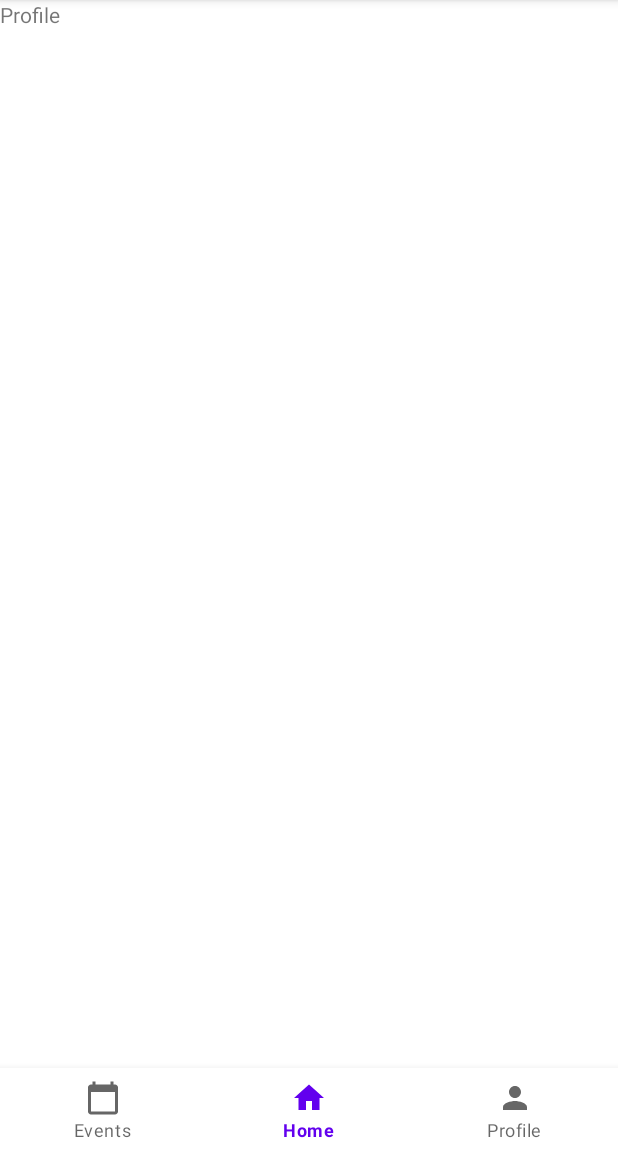
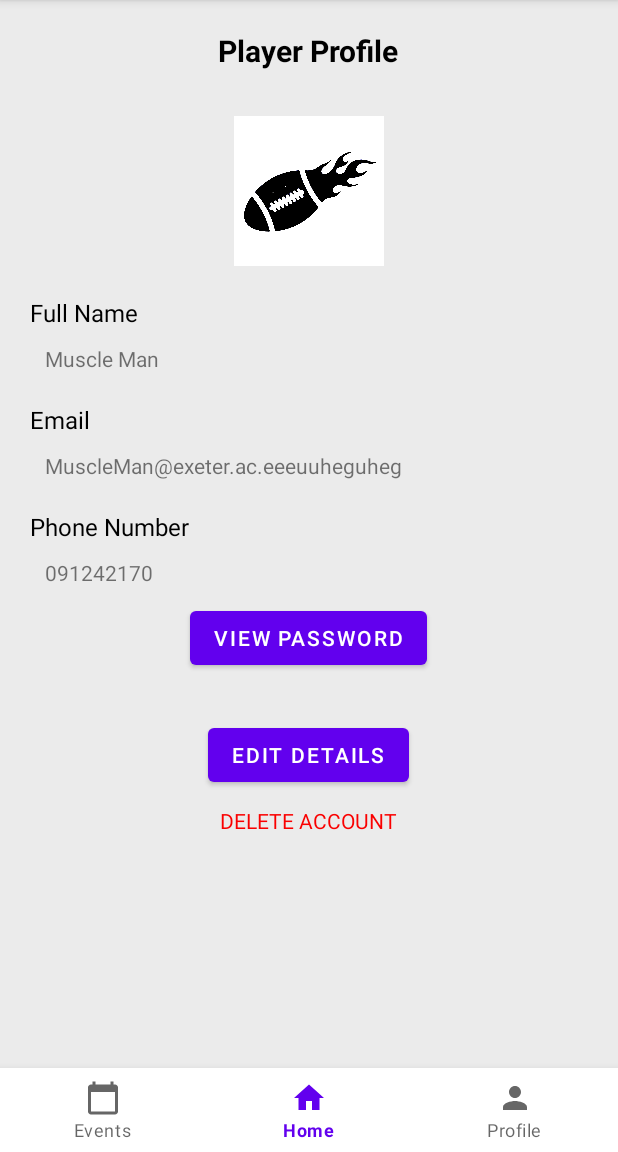
Before and after one commit to MegaBytten/EUTRC-App, an Android app: the fragment ProfileFragment placed in its activity, on a phone screen of 412 x 824 dp, the part 84-1236 px from its top. Run offline under Robolectric (Android 15) with nearby library versions, the phone set to English and light mode, and no system bars; network calls fail; 7 statements that could not run were skipped.

Commit message:
Profile Update (0.1)  - Revamped the entire Profile Page look (ProfileFragment)  - Added 4 image ICONS  - changed DB structure to accommodate players changing their selected ICONS  - successfully reloads icons upon change/app launch!
 TODO:
 - Functionality behind edit details button
 - Functionality behind delete account clickable
 - bug fixing (*ಠ_ಠ;)

```diff
--- a/app/src/main/java/org/megabytten/exetertouchapp/LauncherActivity.java
+++ b/app/src/main/java/org/megabytten/exetertouchapp/LauncherActivity.java
@@ -170,7 +170,7 @@ public class LauncherActivity extends AppCompatActivity {
             }
 
             //User.createInstance(email, firstName, lastName, phoneNumber, password, coach);
-            User.createInstance(email, info[0], info[1], info[2], password, isCoach);
+            User.createInstance(email, info[0], info[1], info[2], password, isCoach, Integer.parseInt(info[4]));
             System.out.println(User.getInstance().getFirstName() + User.getInstance().getLastName());
         }
     }
--- a/app/src/main/java/org/megabytten/exetertouchapp/SignupActivity.java
+++ b/app/src/main/java/org/megabytten/exetertouchapp/SignupActivity.java
@@ -77,7 +77,7 @@ public class SignupActivity extends AppCompatActivity {
             return;
         }
 
-        User.createInstance(email, firstName, lastName, phoneNumber, passwordAttempt1, false);
+        User.createInstance(email, firstName, lastName, phoneNumber, passwordAttempt1, false, 4);
 
         Thread newUserThread = new Thread(() -> { //this is syntax for a lambda function!
             System.out.println("New Thread launched.");
--- a/app/src/main/java/org/megabytten/exetertouchapp/homefragments/ProfileFragment.java
+++ b/app/src/main/java/org/megabytten/exetertouchapp/homefragments/ProfileFragment.java
@@ -1,23 +1,32 @@
 package org.megabytten.exetertouchapp.homefragments;
 
 import android.os.Bundle;
-
-import androidx.fragment.app.Fragment;
-
 import android.view.LayoutInflater;
 import android.view.View;
 import android.view.ViewGroup;
+import android.widget.Button;
+import android.widget.ImageView;
+import android.widget.TextView;
 
+import androidx.fragment.app.Fragment;
+import androidx.fragment.app.FragmentTransaction;
+
+import org.megabytten.exetertouchapp.HomeActivity;
 import org.megabytten.exetertouchapp.R;
+import org.megabytten.exetertouchapp.utils.User;
 
-/**
- * A simple {@link Fragment} subclass.
- * Use the {@link ProfileFragment#newInstance} factory method to
- * create an instance of this fragment.
- */
 public class ProfileFragment extends Fragment {
+//    private static final String ARG_PARAM1 = "param1";
+//    private static final String ARG_PARAM2 = "param2";
+//
+//    private String mParam1;
+//    private String mParam2;
+
 
     private static ProfileFragment profileFragment;
+
+    View view;
+    boolean isPswdHidden = true;
 
     public static ProfileFragment getInstance(){
         if (profileFragment == null){
@@ -27,50 +36,87 @@ public class ProfileFragment extends Fragment {
         return profileFragment;
     }
 
-    // TODO: Rename parameter arguments, choose names that match
-    // the fragment initialization parameters, e.g. ARG_ITEM_NUMBER
-    private static final String ARG_PARAM1 = "param1";
-    private static final String ARG_PARAM2 = "param2";
-
-    // TODO: Rename and change types of parameters
-    private String mParam1;
-    private String mParam2;
-
-    public ProfileFragment() {
-        // Required empty public constructor
-    }
-
-    /**
-     * Use this factory method to create a new instance of
-     * this fragment using the provided parameters.
-     *
-     * @param param1 Parameter 1.
-     * @param param2 Parameter 2.
-     * @return A new instance of fragment ProfileFragment.
-     */
-    // TODO: Rename and change types and number of parameters
-    public static ProfileFragment newInstance(String param1, String param2) {
-        ProfileFragment fragment = new ProfileFragment();
-        Bundle args = new Bundle();
-        args.putString(ARG_PARAM1, param1);
-        args.putString(ARG_PARAM2, param2);
-        fragment.setArguments(args);
-        return fragment;
-    }
-
     @Override
     public void onCreate(Bundle savedInstanceState) {
         super.onCreate(savedInstanceState);
         if (getArguments() != null) {
-            mParam1 = getArguments().getString(ARG_PARAM1);
-            mParam2 = getArguments().getString(ARG_PARAM2);
+//            mParam1 = getArguments().getString(ARG_PARAM1);
+//            mParam2 = getArguments().getString(ARG_PARAM2);
         }
     }
 
     @Override
-    public View onCreateView(LayoutInflater inflater, ViewGroup container,
-                             Bundle savedInstanceState) {
-        // Inflate the layout for this fragment
-        return inflater.inflate(R.layout.fragment_profile, container, false);
+    public View onCreateView(LayoutInflater inflater, ViewGroup container, Bundle savedInstanceState) {
+        view = inflater.inflate(R.layout.fragment_profile, container, false);
+
+        //update all UI features
+
+        TextView userTxt = view.findViewById(R.id.userTxt);
+        if (User.getInstance().isCoach()){
+            userTxt.setText("Coach Profile");
+        } else {
+            userTxt.setText("Player Profile");
+        }
+
+        ImageView imageView = view.findViewById(R.id.imageView);
+        try {
+            if (User.getInstance().getIcon() == 1){
+                imageView.setImageResource(R.drawable.user_icon_1);
+            } else if (User.getInstance().getIcon() == 2){
+                imageView.setImageResource(R.drawable.user_icon_2);
+            } else if (User.getInstance().getIcon() == 3){
+                imageView.setImageResource(R.drawable.user_icon_3);
+            }  else if (User.getInstance().getIcon() == 4){
+                imageView.setImageResource(R.drawable.user_icon_4);
+            } else {
+                throw new Exception("No image for that icon int!");
+            }
+        } catch (Exception e) {
+            e.printStackTrace();
+        }
+        imageView.setOnClickListener((v) -> {
+            FragmentTransaction fragmentTransaction = getActivity().getSupportFragmentManager().beginTransaction();
+            HomeActivity.replaceFragmentExternal(fragmentTransaction, new UpdateIconFragment());
+        });
+
+        TextView nameTxt = view.findViewById(R.id.nameTxt);
+        nameTxt.setText(User.getInstance().getFirstName() + " " + User.getInstance().getLastName());
+
+        TextView emailTxt = view.findViewById(R.id.emailTxt);
+        emailTxt.setText(User.getInstance().getEmail());
+
+        TextView phoneNumberTxt = view.findViewById(R.id.phoneNumberTxt);
+        phoneNumberTxt.setText(User.getInstance().getPhoneNumber());
+
+        Button viewPswdBtn = view.findViewById(R.id.viewPswdBtn);
+        viewPswdBtn.setOnClickListener((v) -> {
+            TextView passwordTitle = view.findViewById(R.id.passwordTitle);
+            TextView passwordTxt = view.findViewById(R.id.passwordTxt);
+            if (isPswdHidden){
+                passwordTitle.setVisibility(View.VISIBLE);
+                passwordTxt.setVisibility(View.VISIBLE);
+                viewPswdBtn.setText("Hide Password");
+                isPswdHidden = false;
+            } else {
+                passwordTitle.setVisibility(View.GONE);
+                passwordTxt.setVisibility(View.GONE);
+                viewPswdBtn.setText("View Password");
+                isPswdHidden = true;
+            }
+        });
+
+        Button changePswdBtn = view.findViewById(R.id.editDetails);
+        changePswdBtn.setOnClickListener((v) -> {
+            // TODO: 4/8/22 Functionality!
+            //do change password stuff.
+        });
+
+        TextView deleteAccount = view.findViewById(R.id.deleteAccount);
+        deleteAccount.setOnClickListener((v) -> {
+            // TODO: 4/8/22 functionality!
+            //do delete acc stuffs
+        });
+
+        return view;
     }
 }
--- a/app/src/main/res/layout/fragment_profile.xml
+++ b/app/src/main/res/layout/fragment_profile.xml
@@ -1,21 +1,129 @@
 <?xml version="1.0" encoding="utf-8"?>
-<FrameLayout xmlns:android="http://schemas.android.com/apk/res/android"
+<LinearLayout xmlns:android="http://schemas.android.com/apk/res/android"
+    xmlns:app="http://schemas.android.com/apk/res-auto"
     xmlns:tools="http://schemas.android.com/tools"
     android:layout_width="match_parent"
     android:layout_height="match_parent"
-    tools:context=".homefragments.ProfileFragment">
+    tools:context=".homefragments.ProfileFragment"
+    android:padding="20dp"
+    android:orientation="vertical"
+    android:background="#EBEBEB">
 
-    <RelativeLayout
-        android:layout_width="match_parent"
-        android:layout_height="match_parent">
+    <TextView
+        android:id="@+id/userTxt"
+        android:layout_width="wrap_content"
+        android:layout_height="wrap_content"
+        android:layout_gravity="center"
+        android:text="Profile"
+        android:textAlignment="center"
+        android:textColor="@color/black"
+        android:textSize="20dp"
+        android:textStyle="bold"
+        android:layout_marginBottom="10dp"/>
 
-        <!-- TODO: Update blank fragment layout -->
-        <TextView
-            android:layout_width="match_parent"
-            android:layout_height="match_parent"
-            android:layout_centerInParent="true"
-            android:text="Profile" />
+    <ImageView
+        android:id="@+id/imageView"
+        android:layout_marginTop="20dp"
+        android:layout_gravity="center"
+        android:layout_width="100dp"
+        android:layout_height="100dp"
+        tools:src="@drawable/user_icon_4"
+        app:srcCompat="@drawable/user_icon_4"
+        android:clickable="true"/>
 
-    </RelativeLayout>
+    <TextView
+        android:layout_width="wrap_content"
+        android:layout_height="wrap_content"
+        android:layout_marginTop="20dp"
+        android:textSize="16dp"
+        android:textColor="@color/black"
+        android:text="Full Name"/>
+    <TextView
+        android:id="@+id/nameTxt"
+        android:layout_width="wrap_content"
+        android:layout_height="wrap_content"
+        android:layout_marginTop="10dp"
+        android:layout_marginLeft="10dp"
+        android:text="Muscle Man"/>
 
-</FrameLayout>
+
+    <TextView
+        android:layout_width="wrap_content"
+        android:layout_height="wrap_content"
+        android:layout_marginTop="20dp"
+        android:textSize="16dp"
+        android:textColor="@color/black"
+        android:text="Email"/>
+    <TextView
+        android:id="@+id/emailTxt"
+        android:layout_width="wrap_content"
+        android:layout_height="wrap_content"
+        android:layout_marginTop="10dp"
+        android:layout_marginLeft="10dp"
+        android:text="MuscleMan@exeter.ac.eeeuuheguheg"/>
+
+
+    <TextView
+        android:layout_width="wrap_content"
+        android:layout_height="wrap_content"
+        android:layout_marginTop="20dp"
+        android:textSize="16dp"
+        android:textColor="@color/black"
+        android:text="Phone Number"/>
+    <TextView
+        android:id="@+id/phoneNumberTxt"
+        android:layout_width="wrap_content"
+        android:layout_height="wrap_content"
+        android:layout_marginTop="10dp"
+        android:layout_marginLeft="10dp"
+        android:text="091242170"/>
+
+    <TextView
+        android:id="@+id/passwordTitle"
+        android:layout_width="wrap_content"
+        android:layout_height="wrap_content"
+        android:layout_marginTop="20dp"
+        android:textSize="16dp"
+        android:textColor="@color/black"
+        android:text="Password"
+        android:visibility="gone"/>
+    <TextView
+        android:id="@+id/passwordTxt"
+        android:layout_width="wrap_content"
+        android:layout_height="wrap_content"
+        android:layout_marginTop="10dp"
+        android:layout_marginLeft="10dp"
+        android:text=":O hide your password your fool!"
+        android:visibility="gone"/>
+
+
+
+    <Button
+        android:id="@+id/viewPswdBtn"
+        android:layout_width="wrap_content"
+        android:layout_height="wrap_content"
+        android:text="View password"
+        android:layout_gravity="center"
+        android:layout_marginTop="10dp"/>
+
+    <Button
+        android:id="@+id/editDetails"
+        android:layout_width="wrap_content"
+        android:layout_height="wrap_content"
+        android:text="Edit Details"
+        android:layout_gravity="center"
+        android:layout_marginTop="30dp"/>
+
+    <TextView
+        android:id="@+id/deleteAccount"
+        android:layout_width="wrap_content"
+        android:layout_height="wrap_content"
+        android:layout_gravity="center"
+        android:layout_marginTop="10dp"
+        android:text="delete account"
+        android:textAllCaps="true"
+        android:textColor="#FA0000"
+        android:clickable="true"/>
+
+
+</LinearLayout>
```
Also changed, not shown: app/src/main/java/org/megabytten/exetertouchapp/homefragments/UpdateIconFragment.java (added, +154 -0 lines), app/src/main/java/org/megabytten/exetertouchapp/utils/User.java (+16 -3 lines), app/src/main/res/layout/fragment_update_icon.xml (added, +80 -0 lines), app/src/main/res/drawable/user_icon_1.png (added), app/src/main/res/drawable/user_icon_2.png (added), app/src/main/res/drawable/user_icon_3.png (added), app/src/main/res/drawable/user_icon_4.png (added).
